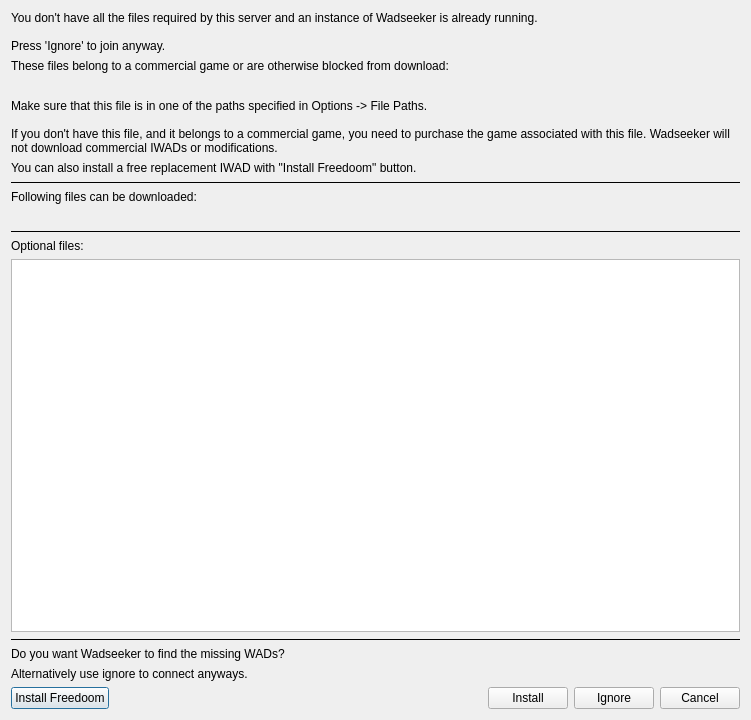
Qt form src/core/gui/missingwadsdialog.ui (Destroyerrrocket/doomseeker-unofficial) before a commit.
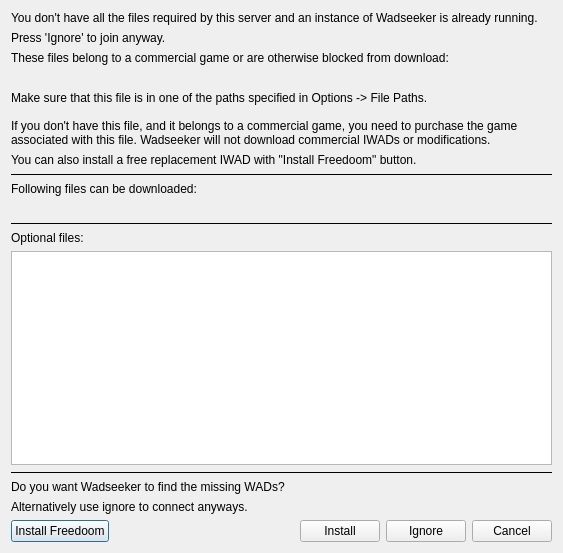
The same form after that commit.

Commit message: - Moved out context menu requested retrieval of missing WADs for given server out of JoinCommandLineBuilder class. This should fix all instances where the routine wrongly assumed that game client is needed for this operation. - Fixed some misbehavior of the new "Missing files" dialog box (incorrect buttons or messages showing up for different states).

Patch:
```diff
--- a/src/core/gui/missingwadsdialog.ui
+++ b/src/core/gui/missingwadsdialog.ui
@@ -6,8 +6,8 @@
    <rect>
     <x>0</x>
     <y>0</y>
-    <width>751</width>
-    <height>720</height>
+    <width>563</width>
+    <height>553</height>
    </rect>
   </property>
   <property name="windowTitle">
@@ -36,7 +36,17 @@
        <number>0</number>
       </property>
       <item>
-       <widget class="QLabel" name="label">
+       <widget class="QLabel" name="label_5">
+        <property name="text">
+         <string>You don't have all the files required by this server and an instance of Wadseeker is already running.</string>
+        </property>
+        <property name="wordWrap">
+         <bool>true</bool>
+        </property>
+       </widget>
+      </item>
+      <item>
+       <widget class="QLabel" name="lblUseIgnoreCantRun">
         <property name="sizePolicy">
          <sizepolicy hsizetype="Minimum" vsizetype="Minimum">
           <horstretch>0</horstretch>
@@ -44,12 +54,7 @@
          </sizepolicy>
         </property>
         <property name="text">
-         <string>You don't have all the files required by this server and an instance of Wadseeker is already running.
-
-Press 'Ignore' to join anyway.</string>
-        </property>
-        <property name="wordWrap">
-         <bool>true</bool>
+         <string>Press 'Ignore' to join anyway.</string>
         </property>
        </widget>
       </item>
```
Left out of the diff: 66 changed lines with no effect on the pictures. The commit also changes 8 other files.
